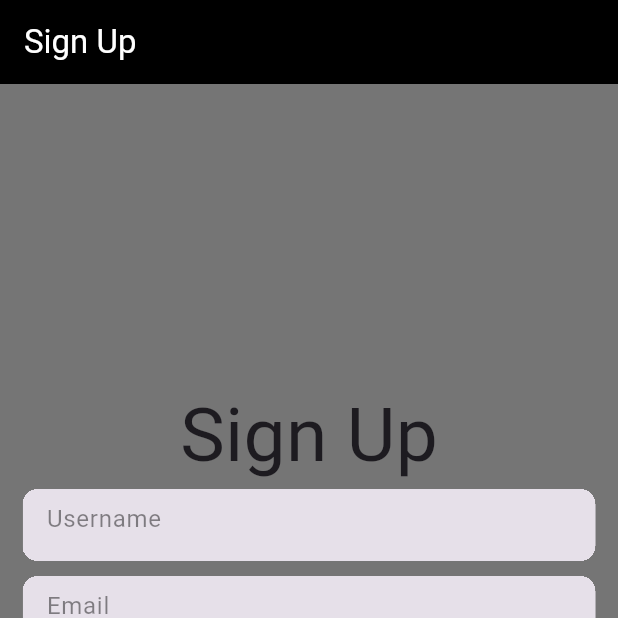
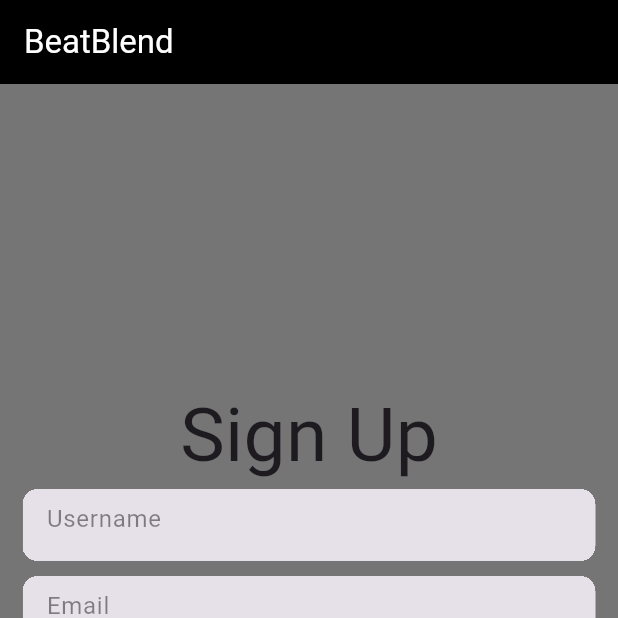
Before and after one commit to nandini11509/nandini11509.github.io, a Flutter app: the screen it shows after launch, after a tap on "Login", after a tap on "Sign Up", on a phone screen of 412 x 824 dp, the top half of it. Run offline on Flutter 3.47's test engine with Material 3 defaults, Android fonts, the phone set to English and light mode, and no system bars; our stand-ins replace cloud_firestore, firebase_auth, firebase_core, get; accounts and stored records are empty; network calls fail.

Commit message:
final commit

```diff
--- a/lib/features/app/splash_screen/splash_screen.dart
+++ b/lib/features/app/splash_screen/splash_screen.dart
@@ -22,7 +22,19 @@ class _SplashScreenState extends State<SplashScreen> {
   Widget build(BuildContext context) {
     return Scaffold(
       body: Center(
-        child: Text("Welcome to our App"),
+        child: Text(
+          "Beat Blend",
+          style: TextStyle(
+            fontWeight: FontWeight.bold,
+            decoration: TextDecoration.underline,
+            decorationColor: Colors.red, // Customize the underline color
+            decorationStyle: TextDecorationStyle.double, // Customize the underline style
+            fontSize: 24.0, // Customize the font size
+            fontFamily: 'Roboto', // Customize the font family
+            color: Colors.blue, // Customize the text color
+          ),
+        )
+        ,
       ),
     );
   }
--- a/lib/features/user_auth/presentation/pages/home_page.dart
+++ b/lib/features/user_auth/presentation/pages/home_page.dart
@@ -8,7 +8,7 @@ class HomePage extends StatelessWidget {
   Widget build(BuildContext context) {
     return Scaffold(
       appBar: AppBar(
-        title: Text("Home Page"),
+        title: Text("Beat Blend"),
         backgroundColor: Colors.grey,
       ),
       backgroundColor: Colors.white,
--- a/lib/features/user_auth/presentation/pages/login_page.dart
+++ b/lib/features/user_auth/presentation/pages/login_page.dart
@@ -30,7 +30,7 @@ class _LoginPageState extends State<LoginPage> {
     return Scaffold(
       appBar:AppBar(
         backgroundColor: Colors.black,
-        title: Text("Login", style: TextStyle(color: Colors.white),),
+        title: Text("BeatBlend", style: TextStyle(color: Colors.white),),
       ),
       backgroundColor: Colors.grey.shade600,
 
--- a/lib/features/user_auth/presentation/pages/queue.dart
+++ b/lib/features/user_auth/presentation/pages/queue.dart
@@ -8,7 +8,7 @@ class SongListWidget extends StatelessWidget {
   Widget build(BuildContext context) {
     return Scaffold(
       appBar: AppBar(
-        title: Text('Song List'),
+        title: Text('Choose a song you like!'),
       ),
       body: StreamBuilder(
         stream: FirebaseFirestore.instance.collection('songs').snapshots(),
--- a/lib/features/user_auth/presentation/pages/signup_page.dart
+++ b/lib/features/user_auth/presentation/pages/signup_page.dart
@@ -33,7 +33,7 @@ class _SignUpPageState extends State<SignUpPage> {
       appBar: AppBar(
         backgroundColor: Colors.black,
         title: Text(
-          "Sign Up",
+          "BeatBlend",
           style: TextStyle(color: Colors.white),
         ),
       ),
```
Also changed, not shown: 1 other file.
